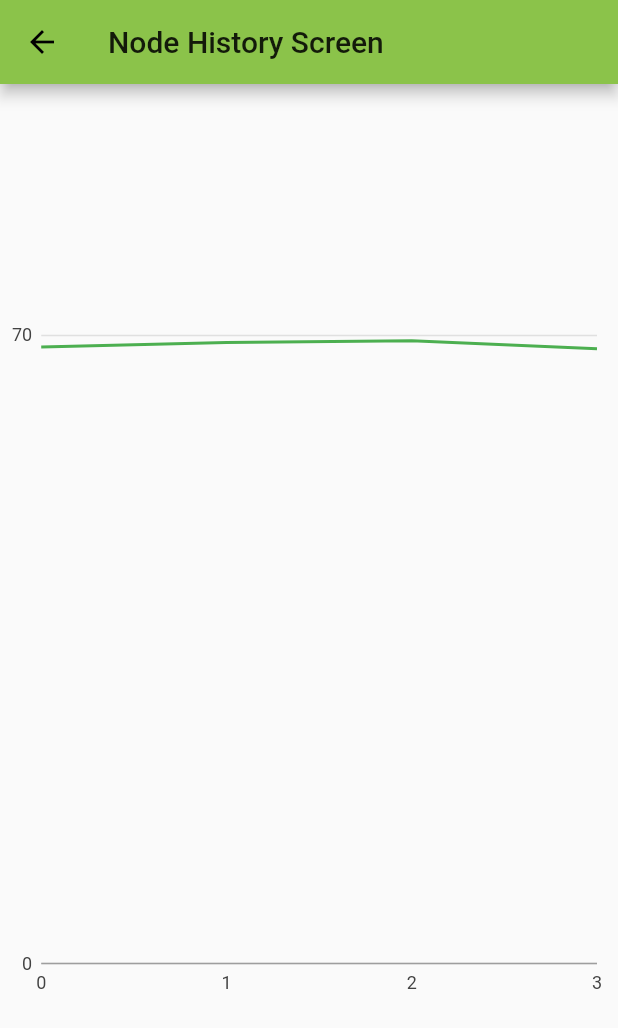
After one commit to ktriplett/SnrDsgn-App, a Flutter app: the NodeHistoryScreen screen opened by its route, on a phone screen of 412 x 824 dp. The commit adds this screen. Shown: the top 1028 px of the screen. Run offline on Flutter 3.47's test engine with Material 2 defaults, Android fonts, the phone set to English and light mode, and no system bars; our stand-ins replace charts_flutter.

Commit message:
Added graph screen to app

```diff
--- a/lib/global_states.dart
+++ /dev/null
@@ -1,5 +0,0 @@
-import 'package:flutter/material.dart';
-
-class GlobalStates extends ChangeNotifier {
-
-}
--- a/lib/main.dart
+++ b/lib/main.dart
@@ -1,16 +1,17 @@
 import 'package:flutter/material.dart';
 import 'package:provider/provider.dart';
 
-import 'package:senior_design/global_states.dart';
+import 'package:senior_design/screens/node_display_screen/node_states.dart';
 import 'package:senior_design/screens//login_screen/login_screen.dart';
 import 'package:senior_design/screens//node_display_screen/node_display_screen.dart';
 import 'package:senior_design/screens/login_screen/login_state.dart';
+import 'package:senior_design/screens/node_display_screen/node_history_screen/node_history_screen.dart';
 
 void main() {
   runApp(
       MultiProvider(
         providers: [
-          ChangeNotifierProvider(create: (context) => GlobalStates()),
+          ChangeNotifierProvider(create: (context) => NodeStates()),
           ChangeNotifierProvider(create: (context) => LoginState()),
         ],
         child: MyApp(),
@@ -38,8 +39,9 @@ class MyApp extends StatelessWidget {
       initialRoute: '/',
       routes: {
         '/': (context) => LoginScreen(),
-        '/nodes' : (context) => NodeDisplayScreen()
+        '/nodes' : (context) => NodeDisplayScreen(),
+        '/nodes/history' : (context) => NodeHistoryScreen()
       }
-    ); // MaterialApp
+    );
   }
 }
--- a/lib/screens/node_display_screen/node.dart
+++ b/lib/screens/node_display_screen/node.dart
@@ -1,13 +1,17 @@
 import 'package:flutter/material.dart';
+import 'package:provider/provider.dart';
+
+import 'package:senior_design/screens/node_display_screen/node_states.dart';
 
 class Node extends StatelessWidget {
   final int _node_num, _node_bright;
-  final double _node_temp, _node_humidity;
+  final double _node_temp, _node_humidity, _date_time;
 
-  Node(this._node_num, this._node_temp, this._node_humidity, this._node_bright);
+  Node(this._node_num, this._node_temp, this._node_humidity, this._node_bright, this._date_time);
 
   @override
   Widget build(BuildContext context) {
+    final nodeStates = Provider.of<NodeStates>(context);
     return GestureDetector(
       child: Container(
         margin: const EdgeInsets.all(30.0),
@@ -37,8 +41,14 @@ class Node extends StatelessWidget {
           ]
         ),
       ),
-      onTap: () {
-      }
+      onLongPress: (){
+        nodeStates.displayHistory(this);
+        Navigator.pushNamed(context, '/nodes/history');
+      },
     );
   }
+  int get getNum => _node_num;
+  double get getTemp => _node_temp;
+  double get getTime => _date_time;
+
 }
--- a/lib/screens/node_display_screen/node_display_screen.dart
+++ b/lib/screens/node_display_screen/node_display_screen.dart
@@ -13,11 +13,11 @@ class NodeDisplayScreen extends StatelessWidget {
       body: GridView.count(
         crossAxisCount: 2,
         children: [
-          Node(1,68.7,40.2,20),
-          Node(2,69.1,40.1,19),
-          Node(3,69.0,40.3,20),
-          Node(4,68.5,32.2,721),
-          Node(5,68.2,31.0,735),
+          Node(1,68.7,40.2,20,0),
+          Node(2,69.1,40.1,19,1),
+          Node(3,69.0,40.3,20,2),
+          Node(4,68.5,32.2,721,3),
+          Node(5,68.2,31.0,735,4),
         ]
       )
     );
--- /dev/null
+++ b/lib/screens/node_display_screen/node_history_screen/line_chart.dart
@@ -0,0 +1,30 @@
+import 'package:flutter/material.dart';
+import 'package:provider/provider.dart';
+import 'package:charts_flutter/flutter.dart' as charts;
+
+import 'package:senior_design/screens/node_display_screen/node.dart';
+
+class TimeChart extends StatelessWidget {
+  final List<Node> seriesList;
+
+  TimeChart(this.seriesList);
+
+  @override
+  Widget build(BuildContext context) {
+    return new charts.LineChart(_fillSeries());
+  }
+
+  List<charts.Series<Node, double>> _fillSeries() {
+    final data = seriesList;
+
+    return [
+      new charts.Series<Node, double>(
+        id: 'Nodes',
+        colorFn: (_, __) => charts.MaterialPalette.green.shadeDefault,
+        domainFn: (Node node, _) => node.getTime,
+        measureFn: (Node node, _) => node.getTemp,
+        data: data,
+      )
+    ];
+  }
+}
--- /dev/null
+++ b/lib/screens/node_display_screen/node_history_screen/node_history_screen.dart
@@ -0,0 +1,44 @@
+import 'package:flutter/material.dart';
+import 'package:provider/provider.dart';
+import 'package:charts_flutter/flutter.dart' as charts;
+
+import 'package:senior_design/screens/node_display_screen/node.dart';
+import 'package:senior_design/screens/node_display_screen/node_history_screen/line_chart.dart';
+import 'package:senior_design/screens/node_display_screen/node_states.dart';
+
+class NodeHistoryScreen extends StatelessWidget {
+  final List<Node> data = [
+    new Node(1, 68.7, 40.2, 700, 0),
+    new Node(1, 69.2, 40.2, 720, 1),
+    new Node(1, 69.4, 40.2, 730, 2),
+    new Node(1, 68.5, 40.2, 700, 3),
+  ];
+  @override
+  Widget build(BuildContext context) {
+    return Scaffold(
+        appBar: AppBar(
+          title: Text("Node History Screen"),
+        ),
+        body: Center(
+          child: Container(
+            child: Column(
+              children: <Widget>[
+                Flexible(
+                  flex: 1,
+                  child: Container()
+                ),
+                Flexible(
+                  flex: 3,
+                  child: TimeChart(data)
+                ),
+                Flexible(
+                  flex: 1,
+                  child: Container()
+                ),
+              ],
+            )
+          )
+        )
+    );
+  }
+}
--- /dev/null
+++ b/lib/screens/node_display_screen/node_states.dart
@@ -0,0 +1,9 @@
+import 'package:flutter/material.dart';
+import 'package:senior_design/screens/node_display_screen/node.dart';
+
+class NodeStates extends ChangeNotifier {
+  void displayHistory(Node node)
+  {
+    print(node.getNum);
+  }
+}
--- a/pubspec.yaml
+++ b/pubspec.yaml
@@ -22,6 +22,8 @@ dependencies:
 
   provider: ^3.0.0
   path_provider: ^0.4.1
+  charts_flutter: ^0.8.1
+  charts_common: ^0.8.1
 
   # The following adds the Cupertino Icons font to your application.
   # Use with the CupertinoIcons class for iOS style icons.
```
Also changed, not shown: pubspec.lock.
